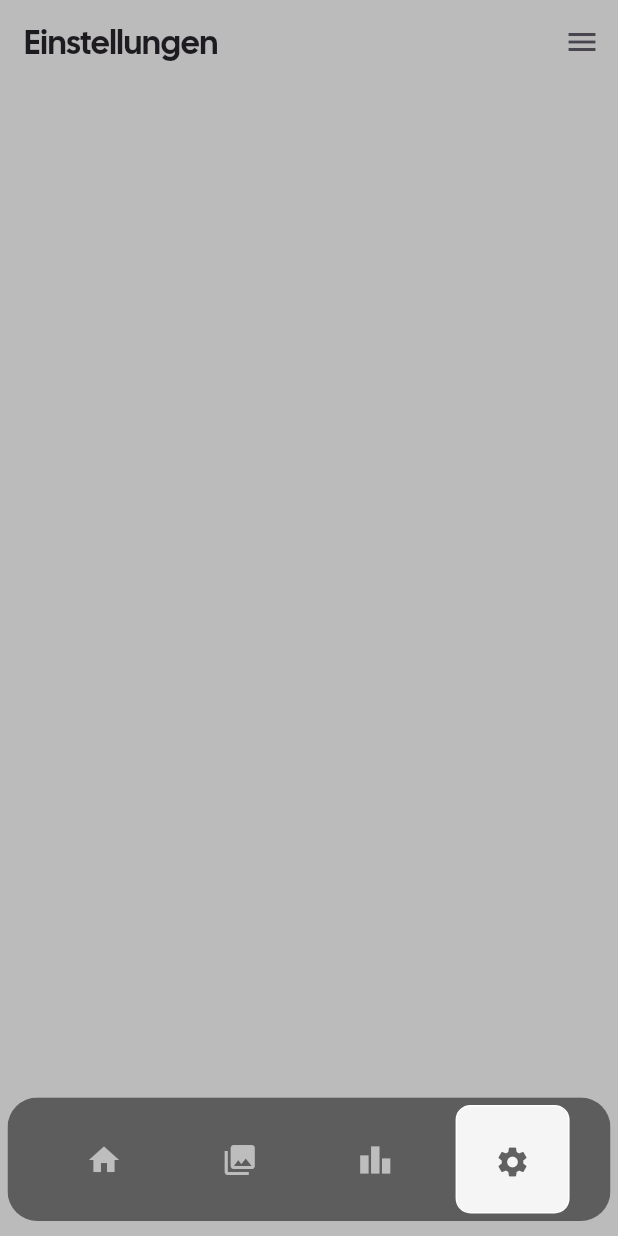
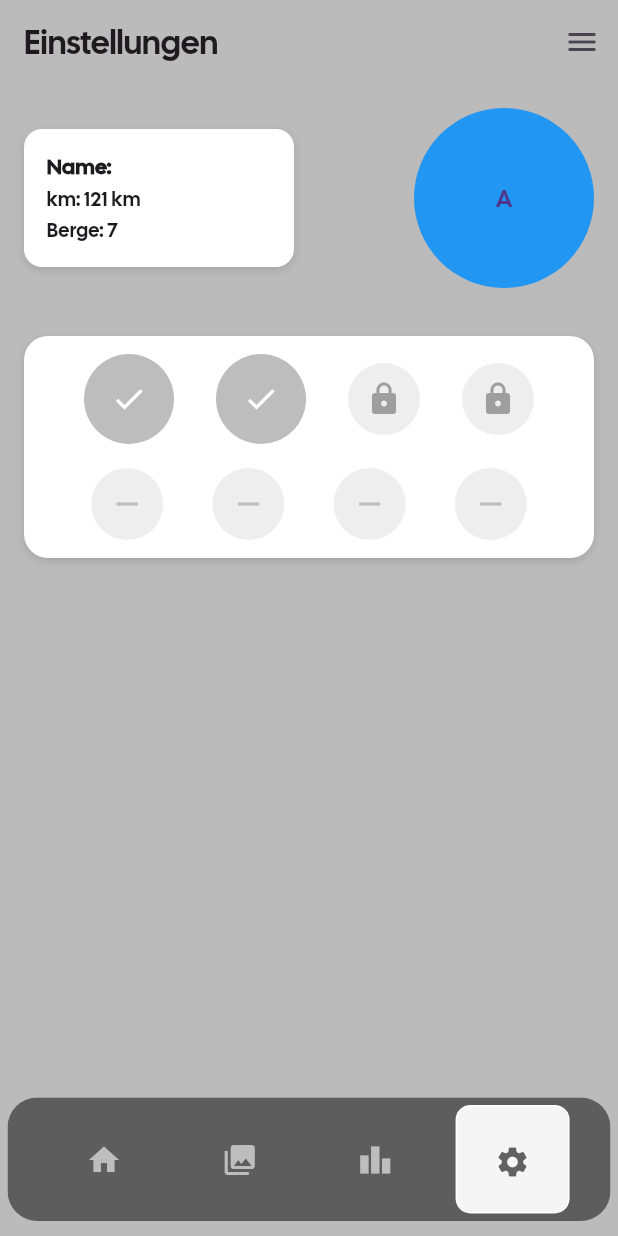
Before and after one commit to BlJanosch/Hermes, a Flutter app: the Settings screen opened directly, on a phone screen of 412 x 824 dp. Run offline on Flutter 3.47's test engine with Material 3 defaults, Android fonts, the phone set to English and light mode, and no system bars; drawn by our look-alikes of google_nav_bar; our stand-ins replace flutter_map, flutter_svg, geolocator, latlong2; missing offline and left inert: flutter_map_location_marker.

Commit message:
Added Erfolgcircle

```diff
--- /dev/null
+++ b/src/frontend/hermes/lib/components/erfolgcircle.dart
@@ -0,0 +1,14 @@
+import 'package:flutter/material.dart';
+
+class Erfolgcircle extends StatelessWidget {
+  const Erfolgcircle({super.key});
+
+  @override
+  Widget build(BuildContext context) {
+    return CircleAvatar(
+                radius: 30,
+                backgroundColor: Colors.grey[400],
+                child: Icon(Icons.check, color: Colors.white),
+              );
+  }
+}
--- a/src/frontend/hermes/lib/pages/settings.dart
+++ b/src/frontend/hermes/lib/pages/settings.dart
@@ -1,5 +1,6 @@
 import 'package:flutter/material.dart';
 import 'package:hermes/components/bottom_nav_bar.dart';
+import 'package:hermes/components/erfolgcircle.dart';
 
 class Settings extends StatefulWidget {
   const Settings({super.key});
@@ -18,18 +19,128 @@ class _SettingsState extends State<Settings> {
         backgroundColor: Colors.transparent,
         actions: [
           IconButton(
-            icon: Icon(Icons.menu), // Drei-Striche-Menü
+            icon: Icon(Icons.menu),
             onPressed: () {},
           ),
         ],
       ),
+      // KI: Erstelle mir die UI gemäß der Skizze.
       body: Stack(
         children: [
+          Padding(
+        padding: const EdgeInsets.all(16.0),
+        child: Column(
+            children: [
+            // Top card with info and profile icon
+            Row(
+              crossAxisAlignment: CrossAxisAlignment.center, // Zentriert vertikal
+              children: [
+              // Info card
+              Container(
+                width: 180,
+                padding: EdgeInsets.all(15),
+                decoration: BoxDecoration(
+                color: Colors.white,
+                borderRadius: BorderRadius.circular(12),
+                boxShadow: [
+                  BoxShadow(
+                  color: Colors.black12,
+                  blurRadius: 4,
+                  offset: Offset(0, 2),
+                  ),
+                ],
+                ),
+                child: Column(
+                crossAxisAlignment: CrossAxisAlignment.start,
+                children: [
+                  Text(
+                  'Name:',
+                  style: TextStyle(fontWeight: FontWeight.bold, fontSize: 14),
+                  ),
+                  SizedBox(height: 2),
+                  Text(
+                  'km: 121 km',
+                  style: TextStyle(fontSize: 13),
+                  ),
+                  SizedBox(height: 2),
+                  Text(
+                  'Berge: 7',
+                  style: TextStyle(fontSize: 13),
+                  ),
+                ],
+                ),
+              ),
+              Spacer(),
+              // Profile icon
+              CircleAvatar(
+                radius: 60,
+                backgroundColor: Colors.blue,
+                child: Text('A'),
+              ),
+              ],
+            ),
+            SizedBox(height: 32),
+            // Achievements grid
+            Container(
+          padding: EdgeInsets.all(12),
+          decoration: BoxDecoration(
+            color: Colors.white,
+            borderRadius: BorderRadius.circular(16),
+            boxShadow: [
+              BoxShadow(
+            color: Colors.black12,
+            blurRadius: 4,
+            offset: Offset(0, 2),
+              ),
+            ],
+          ),
+          child: Column(
+            children: [
+              Row(
+            mainAxisAlignment: MainAxisAlignment.spaceEvenly,
+            children: [
+              // Unlocked achievement (shaded)
+              Erfolgcircle(),
+              // Unlocked achievement (shaded)
+              Erfolgcircle(),
+              // Locked achievement
+              CircleAvatar(
+                radius: 24,
+                backgroundColor: Colors.grey[200],
+                child: Icon(Icons.lock, color: Colors.grey),
+              ),
+              // Locked achievement
+              CircleAvatar(
+                radius: 24,
+                backgroundColor: Colors.grey[200],
+                child: Icon(Icons.lock, color: Colors.grey),
+              ),
+            ],
+              ),
+              SizedBox(height: 16),
+              Row(
+            mainAxisAlignment: MainAxisAlignment.spaceEvenly,
+            children: List.generate(
+              4,
+              (index) => CircleAvatar(
+                radius: 24,
+                backgroundColor: Colors.grey[200],
+                child: Icon(Icons.remove, color: Colors.grey[400]),
+              ),
+            ),
+              ),
+            ],
+          ),
+            ),
+          ],
+        ),
+          ),
+          // Bottom navigation bar
           Positioned(
-            bottom: 10.0,
-            left: 5,
-            right: 5,
-            child: MyBottomNavBar(currentIndex: 3,),
+        bottom: 10.0,
+        left: 5,
+        right: 5,
+        child: MyBottomNavBar(currentIndex: 3),
           ),
         ],
       ),
```
